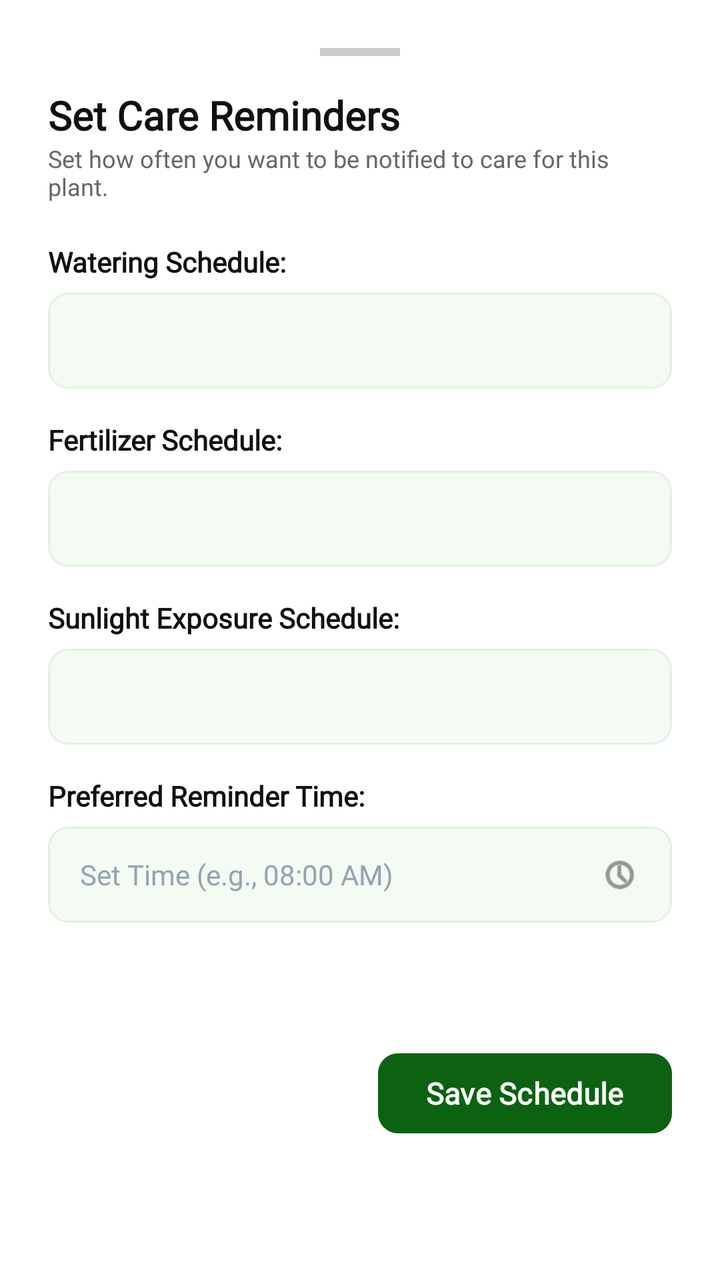
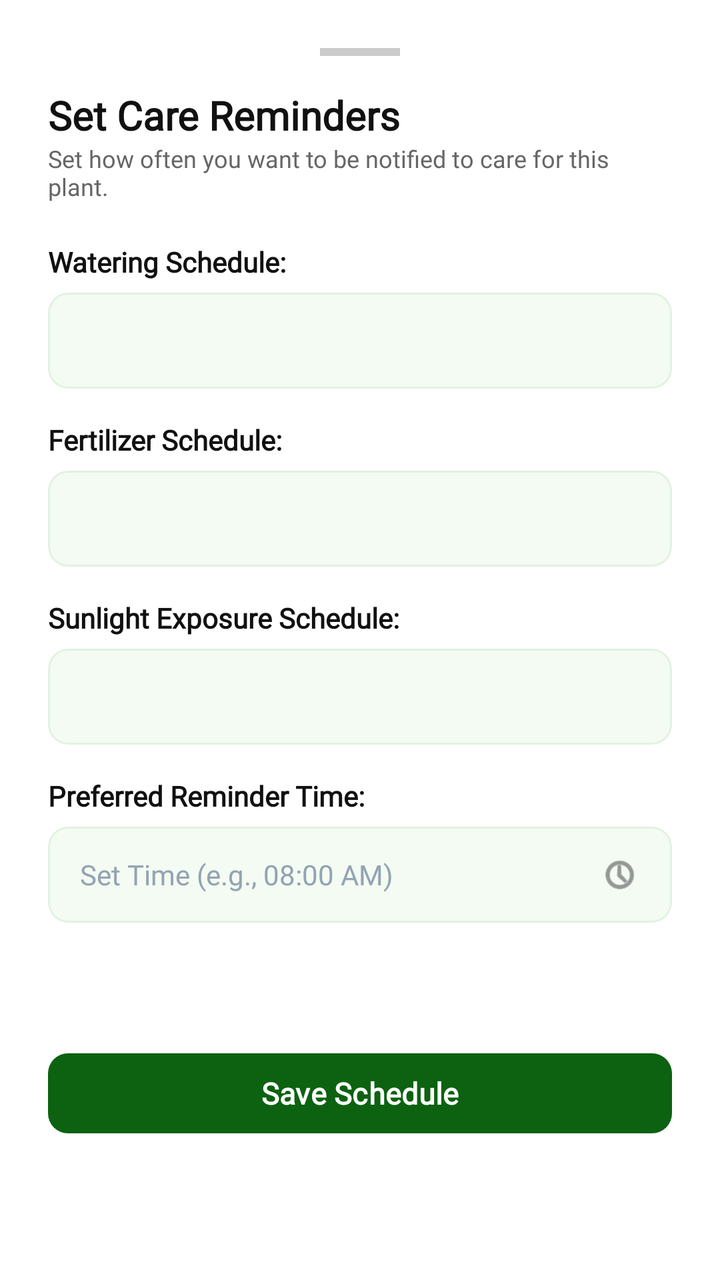

The first picture is an Android layout as it rendered before a commit; the second is the same layout after the commit. The layout source and the unified diff follow.
<!-- AndroidManifest.xml: application theme Theme.SmartGrow -->
<!-- res/layout/dialog_plant_reminder_sheet.xml -->
<?xml version="1.0" encoding="utf-8"?>
<androidx.constraintlayout.widget.ConstraintLayout
    xmlns:android="http://schemas.android.com/apk/res/android"
    xmlns:app="http://schemas.android.com/apk/res-auto"
    android:layout_width="match_parent"
    android:layout_height="wrap_content"
    android:background="@drawable/bg_bottom_sheet_rounded"
    android:padding="24dp">

    <View
        android:id="@+id/view_reminder_drag_handle"
        android:layout_width="40dp"
        android:layout_height="4dp"
        android:background="#CCCCCC"
        app:layout_constraintTop_toTopOf="parent"
        app:layout_constraintEnd_toEndOf="parent"
        app:layout_constraintStart_toStartOf="parent" />

    <TextView
        android:id="@+id/tv_reminder_title"
        android:layout_width="wrap_content"
        android:layout_height="wrap_content"
        android:text="Set Care Reminders"
        android:textSize="20sp"
        android:textStyle="bold"
        android:textColor="#111111"
        android:fontFamily="@font/poppins"
        android:layout_marginTop="16dp"
        app:layout_constraintTop_toBottomOf="@id/view_reminder_drag_handle"
        app:layout_constraintStart_toStartOf="parent" />

    <TextView
        android:id="@+id/tv_reminder_subtitle"
        android:layout_width="wrap_content"
        android:layout_height="wrap_content"
        android:text="Set how often you want to be notified to care for this plant."
        android:textSize="12sp"
        android:textColor="#666666"
        android:fontFamily="@font/poppins"
        app:layout_constraintTop_toBottomOf="@id/tv_reminder_title"
        app:layout_constraintStart_toStartOf="parent" />

    <TextView
        android:id="@+id/lbl_watering_frequency"
        android:layout_width="wrap_content"
        android:layout_height="wrap_content"
        android:text="Watering Schedule:"
        android:textStyle="bold"
        android:textColor="#111111"
        android:textSize="14sp"
        android:fontFamily="@font/poppins"
        android:layout_marginTop="20dp"
        app:layout_constraintTop_toBottomOf="@id/tv_reminder_subtitle"
        app:layout_constraintStart_toStartOf="parent" />

    <com.google.android.material.card.MaterialCardView
        android:id="@+id/card_watering_spinner"
        android:layout_width="match_parent"
        android:layout_height="48dp"
        android:layout_marginTop="6dp"
        app:cardCornerRadius="10dp"
        app:cardElevation="0dp"
        app:cardBackgroundColor="#F3FBF2"
        app:strokeWidth="1dp"
        app:strokeColor="#E2F2E1"
        app:layout_constraintTop_toBottomOf="@id/lbl_watering_frequency">
        <Spinner
            android:id="@+id/spinner_watering_frequency"
            android:layout_width="match_parent"
            android:layout_height="match_parent"
            android:paddingHorizontal="16dp"
            android:background="@android:color/transparent" />
    </com.google.android.material.card.MaterialCardView>

    <TextView
        android:id="@+id/lbl_fertilizing_frequency"
        android:layout_width="wrap_content"
        android:layout_height="wrap_content"
        android:text="Fertilizer Schedule:"
        android:textStyle="bold"
        android:textColor="#111111"
        android:textSize="14sp"
        android:fontFamily="@font/poppins"
        android:layout_marginTop="16dp"
        app:layout_constraintTop_toBottomOf="@id/card_watering_spinner"
        app:layout_constraintStart_toStartOf="parent" />

    <com.google.android.material.card.MaterialCardView
        android:id="@+id/card_fertilizing_spinner"
        android:layout_width="match_parent"
        android:layout_height="48dp"
        android:layout_marginTop="6dp"
        app:cardCornerRadius="10dp"
        app:cardElevation="0dp"
        app:cardBackgroundColor="#F3FBF2"
        app:strokeWidth="1dp"
        app:strokeColor="#E2F2E1"
        app:layout_constraintTop_toBottomOf="@id/lbl_fertilizing_frequency">
        <Spinner
            android:id="@+id/spinner_fertilizing_frequency"
            android:layout_width="match_parent"
            android:layout_height="match_parent"
            android:paddingHorizontal="16dp"
            android:background="@android:color/transparent" />
    </com.google.android.material.card.MaterialCardView>

    <TextView
        android:id="@+id/lbl_sunlight_frequency"
        android:layout_width="wrap_content"
        android:layout_height="wrap_content"
        android:text="Sunlight Exposure Schedule:"
        android:textStyle="bold"
        android:textColor="#111111"
        android:textSize="14sp"
        android:fontFamily="@font/poppins"
        android:layout_marginTop="16dp"
        app:layout_constraintTop_toBottomOf="@id/card_fertilizing_spinner"
        app:layout_constraintStart_toStartOf="parent" />

    <com.google.android.material.card.MaterialCardView
        android:id="@+id/card_sunlight_spinner"
        android:layout_width="match_parent"
        android:layout_height="48dp"
        android:layout_marginTop="6dp"
        app:cardCornerRadius="10dp"
        app:cardElevation="0dp"
        app:cardBackgroundColor="#F3FBF2"
        app:strokeWidth="1dp"
        app:strokeColor="#E2F2E1"
        app:layout_constraintTop_toBottomOf="@id/lbl_sunlight_frequency">
        <Spinner
            android:id="@+id/spinner_sunlight_frequency"
            android:layout_width="match_parent"
            android:layout_height="match_parent"
            android:paddingHorizontal="16dp"
            android:background="@android:color/transparent" />
    </com.google.android.material.card.MaterialCardView>

    <TextView
        android:id="@+id/lbl_reminder_time"
        android:layout_width="wrap_content"
        android:layout_height="wrap_content"
        android:text="Preferred Reminder Time:"
        android:textStyle="bold"
        android:textColor="#111111"
        android:textSize="14sp"
        android:fontFamily="@font/poppins"
        android:layout_marginTop="16dp"
        app:layout_constraintTop_toBottomOf="@id/card_sunlight_spinner"
        app:layout_constraintStart_toStartOf="parent" />

    <com.google.android.material.card.MaterialCardView
        android:id="@+id/card_reminder_time"
        android:layout_width="match_parent"
        android:layout_height="48dp"
        android:layout_marginTop="6dp"
        app:cardCornerRadius="10dp"
        app:cardElevation="0dp"
        app:cardBackgroundColor="#F3FBF2"
        app:strokeWidth="1dp"
        app:strokeColor="#E2F2E1"
        app:layout_constraintTop_toBottomOf="@id/lbl_reminder_time">
        <RelativeLayout
            android:layout_width="match_parent"
            android:layout_height="match_parent"
            android:paddingHorizontal="16dp">
            <EditText
                android:id="@+id/et_reminder_time"
                android:layout_width="match_parent"
                android:layout_height="match_parent"
                android:layout_toLeftOf="@id/img_clock_icon"
                android:background="@android:color/transparent"
                android:hint="Set Time (e.g., 08:00 AM)"
                android:textColorHint="#94A3B3"
                android:textColor="#111111"
                android:textSize="14sp"
                android:focusable="false"
                android:clickable="true"
                android:fontFamily="@font/poppins" />
            <ImageView
                android:id="@+id/img_clock_icon"
                android:layout_width="20dp"
                android:layout_height="20dp"
                android:layout_alignParentRight="true"
                android:layout_centerVertical="true"
                android:src="@android:drawable/ic_menu_recent_history"
                app:tint="#555555" />
        </RelativeLayout>
    </com.google.android.material.card.MaterialCardView>

    <com.google.android.material.button.MaterialButton
        android:id="@+id/btn_save_reminder"
        android:layout_width="wrap_content"
        android:layout_height="48dp"
        android:layout_marginTop="24dp"
        android:layout_marginBottom="8dp"
        android:text="Save Schedule"
        android:textAllCaps="false"
        android:textColor="#FFFFFF"
        android:textSize="15sp"
        android:textStyle="bold"
        android:fontFamily="@font/poppins"
        android:paddingHorizontal="24dp"
        app:backgroundTint="#0C6211"
        app:cornerRadius="10dp"
        app:layout_constraintTop_toBottomOf="@id/card_reminder_time"
        app:layout_constraintBottom_toBottomOf="parent"
        app:layout_constraintEnd_toEndOf="parent" />

</androidx.constraintlayout.widget.ConstraintLayout>
<!-- resources referenced by this layout -->
<resources>
  <!-- drawable bg_bottom_sheet_rounded (drawable) -->
  <?xml version="1.0" encoding="utf-8"?>
  <shape xmlns:android="http://schemas.android.com/apk/res/android">
      <solid android:color="#FFFFFF" />
      <corners
          android:topLeftRadius="24dp"
          android:topRightRadius="24dp" />
  </shape>
  <style name="Theme.SmartGrow" parent="Base.Theme.SmartGrow" />
  <style name="Base.Theme.SmartGrow" parent="Theme.Material3.DayNight.NoActionBar">
          <item name="android:windowBackground">@android:color/white</item>
          <item name="android:windowDisablePreview">true</item>
          <item name="android:statusBarColor">#0C6211</item>
          <item name="android:windowLightStatusBar" tools:targetApi="m">false</item>
      </style>
</resources>

<!-- the commit's change to res/layout/dialog_plant_reminder_sheet.xml (unified diff, before → after) -->
@@ -1,210 +1,226 @@
 <?xml version="1.0" encoding="utf-8"?>
-<androidx.constraintlayout.widget.ConstraintLayout
+<androidx.core.widget.NestedScrollView
     xmlns:android="http://schemas.android.com/apk/res/android"
     xmlns:app="http://schemas.android.com/apk/res-auto"
     android:layout_width="match_parent"
     android:layout_height="wrap_content"
-    android:background="@drawable/bg_bottom_sheet_rounded"
-    android:padding="24dp">
-
-    <View
-        android:id="@+id/view_reminder_drag_handle"
-        android:layout_width="40dp"
-        android:layout_height="4dp"
-        android:background="#CCCCCC"
-        app:layout_constraintTop_toTopOf="parent"
-        app:layout_constraintEnd_toEndOf="parent"
-        app:layout_constraintStart_toStartOf="parent" />
-
-    <TextView
-        android:id="@+id/tv_reminder_title"
-        android:layout_width="wrap_content"
+    android:fillViewport="true"
+    android:background="@drawable/bg_bottom_sheet_rounded">
+
+    <androidx.constraintlayout.widget.ConstraintLayout
+        android:layout_width="match_parent"
         android:layout_height="wrap_content"
-        android:text="Set Care Reminders"
-        android:textSize="20sp"
-        android:textStyle="bold"
-        android:textColor="#111111"
-        android:fontFamily="@font/poppins"
-        android:layout_marginTop="16dp"
-        app:layout_constraintTop_toBottomOf="@id/view_reminder_drag_handle"
-        app:layout_constraintStart_toStartOf="parent" />
-
-    <TextView
-        android:id="@+id/tv_reminder_subtitle"
-        android:layout_width="wrap_content"
-        android:layout_height="wrap_content"
-        android:text="Set how often you want to be notified to care for this plant."
-        android:textSize="12sp"
-        android:textColor="#666666"
-        android:fontFamily="@font/poppins"
-        app:layout_constraintTop_toBottomOf="@id/tv_reminder_title"
-        app:layout_constraintStart_toStartOf="parent" />
-
-    <TextView
-        android:id="@+id/lbl_watering_frequency"
-        android:layout_width="wrap_content"
-        android:layout_height="wrap_content"
-        android:text="Watering Schedule:"
-        android:textStyle="bold"
-        android:textColor="#111111"
-        android:textSize="14sp"
-        android:fontFamily="@font/poppins"
-        android:layout_marginTop="20dp"
-        app:layout_constraintTop_toBottomOf="@id/tv_reminder_subtitle"
-        app:layout_constraintStart_toStartOf="parent" />
-
-    <com.google.android.material.card.MaterialCardView
-        android:id="@+id/card_watering_spinner"
-        android:layout_width="match_parent"
-        android:layout_height="48dp"
-        android:layout_marginTop="6dp"
-        app:cardCornerRadius="10dp"
-        app:cardElevation="0dp"
-        app:cardBackgroundColor="#F3FBF2"
-        app:strokeWidth="1dp"
-        app:strokeColor="#E2F2E1"
-        app:layout_constraintTop_toBottomOf="@id/lbl_watering_frequency">
-        <Spinner
-            android:id="@+id/spinner_watering_frequency"
-            android:layout_width="match_parent"
-            android:layout_height="match_parent"
-            android:paddingHorizontal="16dp"
-            android:background="@android:color/transparent" />
-    </com.google.android.material.card.MaterialCardView>
-
-    <TextView
-        android:id="@+id/lbl_fertilizing_frequency"
-        android:layout_width="wrap_content"
-        android:layout_height="wrap_content"
-        android:text="Fertilizer Schedule:"
-        android:textStyle="bold"
-        android:textColor="#111111"
-        android:textSize="14sp"
-        android:fontFamily="@font/poppins"
-        android:layout_marginTop="16dp"
-        app:layout_constraintTop_toBottomOf="@id/card_watering_spinner"
-        app:layout_constraintStart_toStartOf="parent" />
-
-    <com.google.android.material.card.MaterialCardView
-        android:id="@+id/card_fertilizing_spinner"
-        android:layout_width="match_parent"
-        android:layout_height="48dp"
-        android:layout_marginTop="6dp"
-        app:cardCornerRadius="10dp"
-        app:cardElevation="0dp"
-        app:cardBackgroundColor="#F3FBF2"
-        app:strokeWidth="1dp"
-        app:strokeColor="#E2F2E1"
-        app:layout_constraintTop_toBottomOf="@id/lbl_fertilizing_frequency">
-        <Spinner
-            android:id="@+id/spinner_fertilizing_frequency"
-            android:layout_width="match_parent"
-            android:layout_height="match_parent"
-            android:paddingHorizontal="16dp"
-            android:background="@android:color/transparent" />
-    </com.google.android.material.card.MaterialCardView>
-
-    <TextView
-        android:id="@+id/lbl_sunlight_frequency"
-        android:layout_width="wrap_content"
-        android:layout_height="wrap_content"
-        android:text="Sunlight Exposure Schedule:"
-        android:textStyle="bold"
-        android:textColor="#111111"
-        android:textSize="14sp"
-        android:fontFamily="@font/poppins"
-        android:layout_marginTop="16dp"
-        app:layout_constraintTop_toBottomOf="@id/card_fertilizing_spinner"
-        app:layout_constraintStart_toStartOf="parent" />
-
-    <com.google.android.material.card.MaterialCardView
-        android:id="@+id/card_sunlight_spinner"
-        android:layout_width="match_parent"
-        android:layout_height="48dp"
-        android:layout_marginTop="6dp"
-        app:cardCornerRadius="10dp"
-        app:cardElevation="0dp"
-        app:cardBackgroundColor="#F3FBF2"
-        app:strokeWidth="1dp"
-        app:strokeColor="#E2F2E1"
-        app:layout_constraintTop_toBottomOf="@id/lbl_sunlight_frequency">
-        <Spinner
-            android:id="@+id/spinner_sunlight_frequency"
-            android:layout_width="match_parent"
-            android:layout_height="match_parent"
-            android:paddingHorizontal="16dp"
-            android:background="@android:color/transparent" />
-    </com.google.android.material.card.MaterialCardView>
-
-    <TextView
-        android:id="@+id/lbl_reminder_time"
-        android:layout_width="wrap_content"
-        android:layout_height="wrap_content"
-        android:text="Preferred Reminder Time:"
-        android:textStyle="bold"
-        android:textColor="#111111"
-        android:textSize="14sp"
-        android:fontFamily="@font/poppins"
-        android:layout_marginTop="16dp"
-        app:layout_constraintTop_toBottomOf="@id/card_sunlight_spinner"
-        app:layout_constraintStart_toStartOf="parent" />
-
-    <com.google.android.material.card.MaterialCardView
-        android:id="@+id/card_reminder_time"
-        android:layout_width="match_parent"
-        android:layout_height="48dp"
-        android:layout_marginTop="6dp"
-        app:cardCornerRadius="10dp"
-        app:cardElevation="0dp"
-        app:cardBackgroundColor="#F3FBF2"
-        app:strokeWidth="1dp"
-        app:strokeColor="#E2F2E1"
-        app:layout_constraintTop_toBottomOf="@id/lbl_reminder_time">
-        <RelativeLayout
-            android:layout_width="match_parent"
-            android:layout_height="match_parent"
-            android:paddingHorizontal="16dp">
-            <EditText
-                android:id="@+id/et_reminder_time"
-                android:layout_width="match_parent"
-                android:layout_height="match_parent"
-                android:layout_toLeftOf="@id/img_clock_icon"
-                android:background="@android:color/transparent"
-                android:hint="Set Time (e.g., 08:00 AM)"
-                android:textColorHint="#94A3B3"
-                android:textColor="#111111"
-                android:textSize="14sp"
-                android:focusable="false"
-                android:clickable="true"
-                android:fontFamily="@font/poppins" />
-            <ImageView
-                android:id="@+id/img_clock_icon"
-                android:layout_width="20dp"
-                android:layout_height="20dp"
-                android:layout_alignParentRight="true"
-                android:layout_centerVertical="true"
-                android:src="@android:drawable/ic_menu_recent_history"
-                app:tint="#555555" />
-        </RelativeLayout>
-    </com.google.android.material.card.MaterialCardView>
-
-    <com.google.android.material.button.MaterialButton
-        android:id="@+id/btn_save_reminder"
-        android:layout_width="wrap_content"
-        android:layout_height="48dp"
-        android:layout_marginTop="24dp"
-        android:layout_marginBottom="8dp"
-        android:text="Save Schedule"
-        android:textAllCaps="false"
-        android:textColor="#FFFFFF"
-        android:textSize="15sp"
-        android:textStyle="bold"
-        android:fontFamily="@font/poppins"
-        android:paddingHorizontal="24dp"
-        app:backgroundTint="#0C6211"
-        app:cornerRadius="10dp"
-        app:layout_constraintTop_toBottomOf="@id/card_reminder_time"
-        app:layout_constraintBottom_toBottomOf="parent"
-        app:layout_constraintEnd_toEndOf="parent" />
-
-</androidx.constraintlayout.widget.ConstraintLayout>
+        android:padding="24dp">
+
+        
+        <View
+            android:id="@+id/view_reminder_drag_handle"
+            android:layout_width="40dp"
+            android:layout_height="4dp"
+            android:background="#CCCCCC"
+            app:layout_constraintTop_toTopOf="parent"
+            app:layout_constraintEnd_toEndOf="parent"
+            app:layout_constraintStart_toStartOf="parent" />
+
+        <TextView
+            android:id="@+id/tv_reminder_title"
+            android:layout_width="wrap_content"
+            android:layout_height="wrap_content"
+            android:text="Set Care Reminders"
+            android:textSize="20sp"
+            android:textStyle="bold"
+            android:textColor="#111111"
+            android:fontFamily="@font/poppins"
+            android:layout_marginTop="16dp"
+            app:layout_constraintTop_toBottomOf="@id/view_reminder_drag_handle"
+            app:layout_constraintStart_toStartOf="parent" />
+
+        <TextView
+            android:id="@+id/tv_reminder_subtitle"
+            android:layout_width="0dp"
+            android:layout_height="wrap_content"
+            android:text="Set how often you want to be notified to care for this plant."
+            android:textSize="12sp"
+            android:textColor="#666666"
+            android:fontFamily="@font/poppins"
+            app:layout_constraintTop_toBottomOf="@id/tv_reminder_title"
+            app:layout_constraintStart_toStartOf="parent"
+            app:layout_constraintEnd_toEndOf="parent" />
+
+        
+        <TextView
+            android:id="@+id/lbl_watering_frequency"
+            android:layout_width="wrap_content"
+            android:layout_height="wrap_content"
+            android:text="Watering Schedule:"
+            android:textStyle="bold"
+            android:textColor="#111111"
+            android:textSize="14sp"
+            android:fontFamily="@font/poppins"
+            android:layout_marginTop="20dp"
+            app:layout_constraintTop_toBottomOf="@id/tv_reminder_subtitle"
+            app:layout_constraintStart_toStartOf="parent" />
+
+        <com.google.android.material.card.MaterialCardView
+            android:id="@+id/card_watering_spinner"
+            android:layout_width="match_parent"
+            android:layout_height="48dp"
+            android:layout_marginTop="6dp"
+            app:cardCornerRadius="10dp"
+            app:cardElevation="0dp"
+            app:cardBackgroundColor="#F3FBF2"
+            app:strokeWidth="1dp"
+            app:strokeColor="#E2F2E1"
+            app:layout_constraintTop_toBottomOf="@id/lbl_watering_frequency">
+            <Spinner
+                android:id="@+id/spinner_watering_frequency"
+                android:layout_width="match_parent"
+                android:layout_height="match_parent"
+                android:paddingHorizontal="16dp"
+                android:background="@android:color/transparent" />
+        </com.google.android.material.card.MaterialCardView>
+
+        
+        <TextView
+            android:id="@+id/lbl_fertilizing_frequency"
+            android:layout_width="wrap_content"
+            android:layout_height="wrap_content"
+            android:text="Fertilizer Schedule:"
+            android:textStyle="bold"
+            android:textColor="#111111"
+            android:textSize="14sp"
+            android:fontFamily="@font/poppins"
+            android:layout_marginTop="16dp"
+            app:layout_constraintTop_toBottomOf="@id/card_watering_spinner"
+            app:layout_constraintStart_toStartOf="parent" />
+
+        <com.google.android.material.card.MaterialCardView
+            android:id="@+id/card_fertilizing_spinner"
+            android:layout_width="match_parent"
+            android:layout_height="48dp"
+            android:layout_marginTop="6dp"
+            app:cardCornerRadius="10dp"
+            app:cardElevation="0dp"
+            app:cardBackgroundColor="#F3FBF2"
+            app:strokeWidth="1dp"
+            app:strokeColor="#E2F2E1"
+            app:layout_constraintTop_toBottomOf="@id/lbl_fertilizing_frequency">
+            <Spinner
+                android:id="@+id/spinner_fertilizing_frequency"
+                android:layout_width="match_parent"
+                android:layout_height="match_parent"
+                android:paddingHorizontal="16dp"
+                android:background="@android:color/transparent" />
+        </com.google.android.material.card.MaterialCardView>
+
+        
+        <TextView
+            android:id="@+id/lbl_sunlight_frequency"
+            android:layout_width="wrap_content"
+            android:layout_height="wrap_content"
+            android:text="Sunlight Exposure Schedule:"
+            android:textStyle="bold"
+            android:textColor="#111111"
+            android:textSize="14sp"
+            android:fontFamily="@font/poppins"
+            android:layout_marginTop="16dp"
+            app:layout_constraintTop_toBottomOf="@id/card_fertilizing_spinner"
+            app:layout_constraintStart_toStartOf="parent" />
+
+        <com.google.android.material.card.MaterialCardView
+            android:id="@+id/card_sunlight_spinner"
+            android:layout_width="match_parent"
+            android:layout_height="48dp"
+            android:layout_marginTop="6dp"
+            app:cardCornerRadius="10dp"
+            app:cardElevation="0dp"
+            app:cardBackgroundColor="#F3FBF2"
+            app:strokeWidth="1dp"
+            app:strokeColor="#E2F2E1"
+            app:layout_constraintTop_toBottomOf="@id/lbl_sunlight_frequency">
+            <Spinner
+                android:id="@+id/spinner_sunlight_frequency"
+                android:layout_width="match_parent"
+                android:layout_height="match_parent"
+                android:paddingHorizontal="16dp"
+                android:background="@android:color/transparent" />
+        </com.google.android.material.card.MaterialCardView>
+
+        
+        <TextView
+            android:id="@+id/lbl_reminder_time"
+            android:layout_width="wrap_content"
+            android:layout_height="wrap_content"
+            android:text="Preferred Reminder Time:"
+            android:textStyle="bold"
+            android:textColor="#111111"
+            android:textSize="14sp"
+            android:fontFamily="@font/poppins"
+            android:layout_marginTop="16dp"
+            app:layout_constraintTop_toBottomOf="@id/card_sunlight_spinner"
+            app:layout_constraintStart_toStartOf="parent" />
+
+        <com.google.android.material.card.MaterialCardView
+            android:id="@+id/card_reminder_time"
+            android:layout_width="match_parent"
+            android:layout_height="48dp"
+            android:layout_marginTop="6dp"
+            app:cardCornerRadius="10dp"
+            app:cardElevation="0dp"
+            app:cardBackgroundColor="#F3FBF2"
+            app:strokeWidth="1dp"
+            app:strokeColor="#E2F2E1"
+            app:layout_constraintTop_toBottomOf="@id/lbl_reminder_time">
+            <RelativeLayout
+                android:layout_width="match_parent"
+                android:layout_height="match_parent"
+                android:paddingHorizontal="16dp">
+                <EditText
+                    android:id="@+id/et_reminder_time"
+                    android:layout_width="match_parent"
+                    android:layout_height="match_parent"
+                    android:layout_toLeftOf="@id/img_clock_icon"
+                    android:layout_toStartOf="@id/img_clock_icon"
+                    android:background="@android:color/transparent"
+                    android:hint="Set Time (e.g., 08:00 AM)"
+                    android:textColorHint="#94A3B3"
+                    android:textColor="#111111"
+                    android:textSize="14sp"
+                    android:focusable="false"
+                    android:clickable="true"
+                    android:fontFamily="@font/poppins" />
+                <ImageView
+                    android:id="@+id/img_clock_icon"
+                    android:layout_width="20dp"
+                    android:layout_height="20dp"
+                    android:layout_alignParentEnd="true"
+                    android:layout_alignParentRight="true"
+                    android:layout_centerVertical="true"
+                    android:contentDescription="Clock Icon"
+                    android:src="@android:drawable/ic_menu_recent_history"
+                    app:tint="#555555" />
+            </RelativeLayout>
+        </com.google.android.material.card.MaterialCardView>
+
+        
+        <com.google.android.material.button.MaterialButton
+            android:id="@+id/btn_save_reminder"
+            android:layout_width="0dp"
+            android:layout_height="48dp"
+            android:layout_marginTop="24dp"
+            android:layout_marginBottom="8dp"
+            android:text="Save Schedule"
+            android:textAllCaps="false"
+            android:textColor="#FFFFFF"
+            android:textSize="15sp"
+            android:textStyle="bold"
+            android:fontFamily="@font/poppins"
+            app:backgroundTint="#0C6211"
+            app:cornerRadius="10dp"
+            app:layout_constraintTop_toBottomOf="@id/card_reminder_time"
+            app:layout_constraintBottom_toBottomOf="parent"
+            app:layout_constraintEnd_toEndOf="parent"
+            app:layout_constraintStart_toStartOf="parent" />
+
+    </androidx.constraintlayout.widget.ConstraintLayout>
+</androidx.core.widget.NestedScrollView>
<!-- resource entries referenced after the edit -->
@@ -14,6 +14,12 @@
           <item name="android:windowDisablePreview">true</item>
           <item name="android:statusBarColor">#0C6211</item>
           <item name="android:windowLightStatusBar" tools:targetApi="m">false</item>
+  
+          
+          <item name="android:navigationBarColor">#F9FAFA</item>
+  
+          
+          <item name="android:windowLightNavigationBar" tools:targetApi="o">true</item>
       </style>
 </resources>
 
